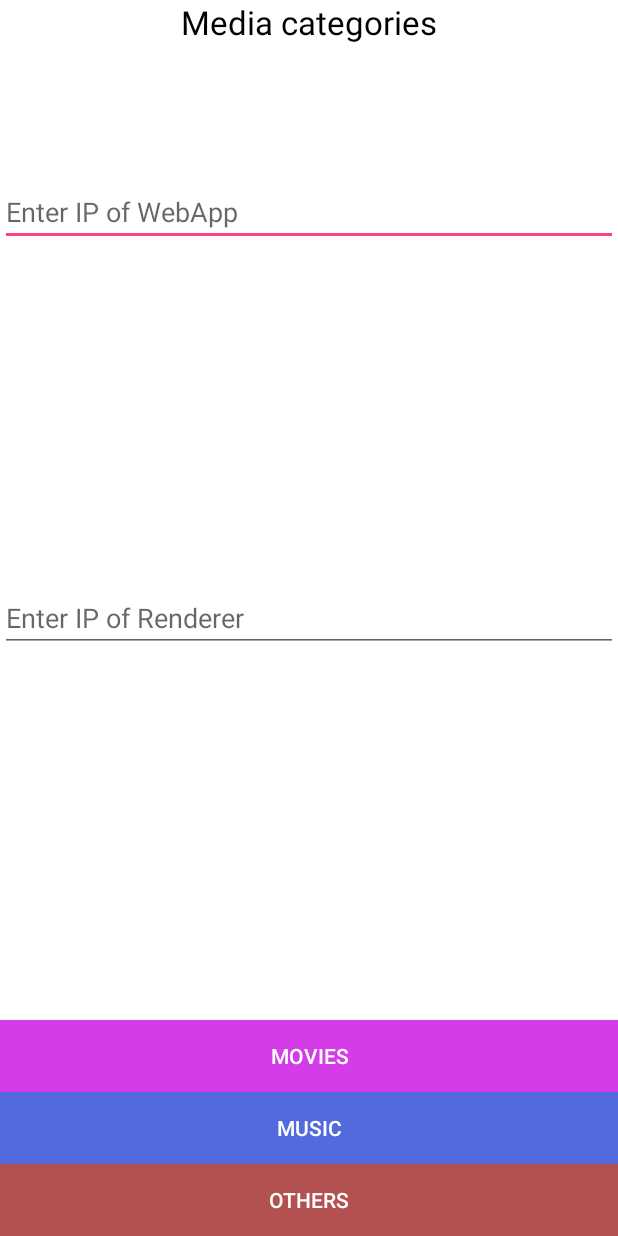
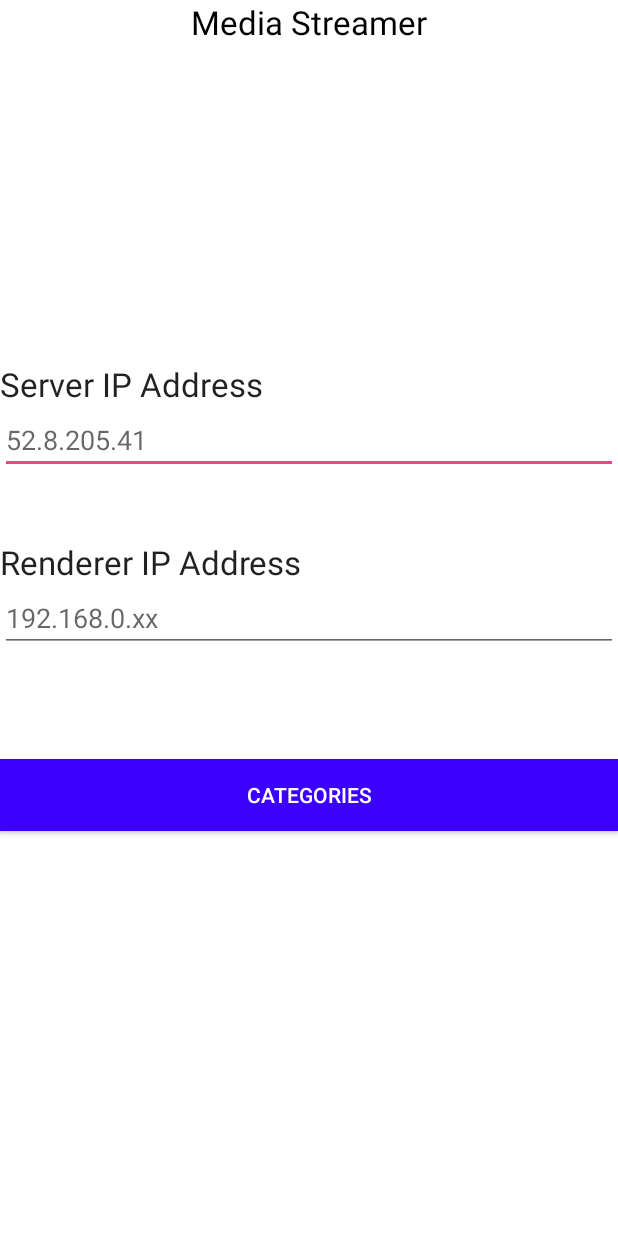
Before and after one commit to shank7485/AWS-S3-Cloud-Streamer, an Android app: the screen it shows after launch (MainActivity), on a phone screen of 412 x 824 dp. Run offline under Robolectric (Android 15) with nearby library versions, the phone set to English and light mode, and no system bars.

Commit message:
Updated Android App.

```diff
--- a/MediaController/app/src/main/AndroidManifest.xml
+++ b/MediaController/app/src/main/AndroidManifest.xml
@@ -13,6 +13,7 @@
         </activity>
         <activity android:name=".getMediaList"></activity>
         <activity android:name=".player"></activity>
+        <activity android:name=".category"></activity>
     </application>
 
 </manifest>
--- a/MediaController/app/src/main/res/layout/main.xml
+++ b/MediaController/app/src/main/res/layout/main.xml
@@ -5,75 +5,15 @@
     android:background="#ffffff"
     android:contextClickable="false">
 
-    <Button
-        android:layout_width="wrap_content"
-        android:layout_height="wrap_content"
-        android:text="Movies"
-        android:id="@+id/movies"
-        android:background="#000000"
-        android:textColor="#ffffff"
-        android:backgroundTint="#d33ce7"
-        android:layout_above="@+id/music"
-        android:layout_alignParentLeft="true"
-        android:layout_alignParentStart="true"
-        android:layout_alignParentRight="true"
-        android:layout_alignParentEnd="true" />
-
-    <Button
-        android:layout_width="wrap_content"
-        android:layout_height="wrap_content"
-        android:text="Music"
-        android:id="@+id/music"
-        android:background="#000000"
-        android:textColor="#ffffff"
-        android:backgroundTint="#516bdd"
-        android:layout_above="@+id/others"
-        android:layout_alignParentLeft="true"
-        android:layout_alignParentStart="true"
-        android:layout_alignParentRight="true"
-        android:layout_alignParentEnd="true" />
-
-    <Button
-        android:layout_width="wrap_content"
-        android:layout_height="wrap_content"
-        android:text="Others"
-        android:id="@+id/others"
-        android:textColor="#ffffff"
-        android:background="#000000"
-        android:backgroundTint="#b35050"
-        android:layout_alignParentBottom="true"
-        android:layout_alignParentLeft="true"
-        android:layout_alignParentStart="true"
-        android:layout_alignParentRight="true"
-        android:layout_alignParentEnd="true" />
-
-    <TextView
-        android:layout_width="wrap_content"
-        android:layout_height="wrap_content"
-        android:textAppearance="?android:attr/textAppearanceLarge"
-        android:text="Media categories"
-        android:id="@+id/categories"
-        android:background="#ffffff"
-        android:backgroundTint="#ffffff"
-        android:textColor="#000000"
-        android:soundEffectsEnabled="false"
-        android:singleLine="false"
-        android:layout_alignParentTop="true"
-        android:layout_centerHorizontal="true"
-        android:autoText="false" />
-
     <EditText
         android:layout_width="wrap_content"
         android:layout_height="wrap_content"
         android:id="@+id/webapp"
-        android:layout_marginTop="89dp"
-        android:layout_below="@+id/categories"
-        android:layout_alignParentLeft="true"
+        android:hint="52.8.205.41"
+        android:layout_above="@+id/renderer"
         android:layout_alignParentStart="true"
-        android:layout_alignParentRight="true"
-        android:layout_alignParentEnd="true"
-        android:hint="Enter IP of WebApp"
-        />
+        android:layout_marginBottom="73dp"
+        android:layout_alignParentEnd="true" />
 
     <EditText
         android:layout_width="wrap_content"
@@ -84,6 +24,46 @@
         android:layout_alignParentStart="true"
         android:layout_alignParentRight="true"
         android:layout_alignParentEnd="true"
-        android:hint="Enter IP of Renderer"
+        android:hint="192.168.0.xx"
         />
+
+    <TextView
+        android:layout_width="wrap_content"
+        android:layout_height="wrap_content"
+        android:textAppearance="?android:attr/textAppearanceLarge"
+        android:text="Server IP Address"
+        android:id="@+id/ServerIPAddress"
+        android:layout_above="@+id/webapp"
+        android:layout_alignParentStart="true" />
+
+    <TextView
+        android:layout_width="wrap_content"
+        android:layout_height="wrap_content"
+        android:textAppearance="?android:attr/textAppearanceLarge"
+        android:text="Renderer IP Address"
+        android:id="@+id/textView"
+        android:layout_above="@+id/renderer"
+        android:layout_alignParentStart="true" />
+
+    <Button
+        android:layout_width="wrap_content"
+        android:layout_height="wrap_content"
+        android:text="Categories"
+        android:id="@+id/categories"
+        android:layout_below="@+id/renderer"
+        android:layout_marginTop="71dp"
+        android:layout_alignParentEnd="true"
+        android:layout_alignParentStart="true"
+        android:background="#3c00ff"
+        android:textColor="#ffffff" />
+
+    <TextView
+        android:layout_width="wrap_content"
+        android:layout_height="wrap_content"
+        android:textAppearance="?android:attr/textAppearanceLarge"
+        android:text="Media Streamer"
+        android:id="@+id/MediaStreamer"
+        android:layout_alignParentTop="true"
+        android:layout_centerHorizontal="true"
+        android:textColor="#000000" />
 </RelativeLayout>
```
Also changed, not shown: MediaController/app/build.gradle (+4 -3 lines), MediaController/app/src/main/java/tsd/mediacontroller/MainActivity.java (+11 -55 lines), MediaController/app/src/main/java/tsd/mediacontroller/category.java (added, +64 -0 lines), MediaController/app/src/main/java/tsd/mediacontroller/getMediaList.java (+63 -2 lines), MediaController/app/src/main/java/tsd/mediacontroller/player.java (+79 -3 lines), MediaController/app/src/main/res/layout/category.xml (added, +61 -0 lines), MediaController/app/src/main/res/layout/player.xml (+15 -9 lines), 2 other files.
